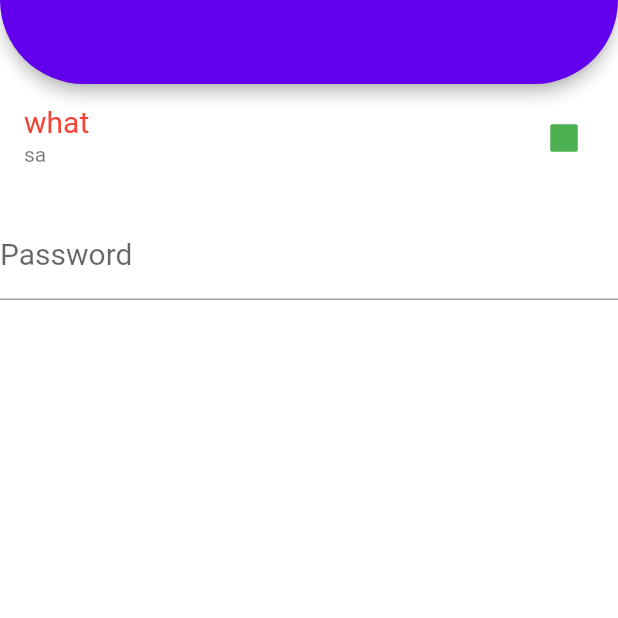
After one commit to hmtbasdas/flutter_learn_full, a Flutter app: the screen it shows after launch, on a phone screen of 412 x 824 dp, the top half of it. The commit adds this screen. Run offline on Flutter 3.47's test engine with Material 2 defaults, Android fonts, the phone set to English and light mode, and no system bars; our stand-ins replace dio, flutter_spinkit; missing offline and left inert: dart:ffi.

Commit message:
packages, theme, native, enum, extension

```diff
--- /dev/null
+++ b/lib/202/password_text_field.dart
@@ -0,0 +1,58 @@
+import 'package:flutter/material.dart';
+
+class PasswordTextField extends StatefulWidget {
+  const PasswordTextField({Key? key,required this.controller}) : super(key: key);
+
+  final TextEditingController controller;
+
+  @override
+  State<PasswordTextField> createState() => _PasswordTextFieldState();
+}
+
+class _PasswordTextFieldState extends State<PasswordTextField> {
+
+  bool _isVisible = false;
+
+  @override
+  Widget build(BuildContext context) {
+    return TextField(
+      controller: widget.controller,
+      decoration: InputDecoration(
+        border: UnderlineInputBorder(),
+        hintText: "Password",
+        suffix: _onVisibilityIcon(),
+      ),
+      autofillHints: [AutofillHints.password],
+      keyboardType: TextInputType.visiblePassword,
+      obscureText: _isVisible,
+      //obscuringCharacter: "#",
+    );
+  }
+
+  IconButton _onVisibilityIcon() {
+    return IconButton(
+        onPressed: (){
+          _changeVisibility();
+        },
+        icon: AnimatedCrossFade(
+          firstChild: Icon(
+            Icons.visibility_outlined,
+          ),
+          secondChild: Icon(
+            Icons.visibility_off_outlined
+          ),
+          crossFadeState: _isVisible ? CrossFadeState.showFirst : CrossFadeState.showSecond,
+          duration: Duration(milliseconds: 500),
+        ),
+        /*Icon(
+          _isVisible ? Icons.visibility : Icons.visibility_off,
+        ),*/
+      );
+  }
+
+  void _changeVisibility() {
+    return setState(() {
+          _isVisible = !_isVisible;
+        });
+  }
+}
--- /dev/null
+++ b/lib/202/theme/dark_theme.dart
@@ -0,0 +1,17 @@
+import 'package:flutter/material.dart';
+import 'package:flutter/services.dart';
+
+class DarkTheme {
+
+  ThemeData themeData = ThemeData.dark().copyWith(
+    tabBarTheme: TabBarTheme(
+      //vs
+    ),
+    appBarTheme: AppBarTheme(
+      centerTitle: true,
+      backgroundColor: Colors.red,
+      elevation: 0,
+      systemOverlayStyle: SystemUiOverlayStyle.light,
+    ),
+  );
+}
--- /dev/null
+++ b/lib/202/theme/light_theme.dart
@@ -0,0 +1,51 @@
+import 'package:flutter/material.dart';
+
+class LightTheme {
+
+  final _lightColor = _LightColor();
+
+  //debug modda final kaldırırsın
+  late /*final*/ ThemeData themeData;
+
+  LightTheme() {
+    themeData = ThemeData(
+      floatingActionButtonTheme: FloatingActionButtonThemeData(
+        backgroundColor: _lightColor._redColor,
+      ),
+      textTheme: ThemeData.light().textTheme.copyWith(
+          subtitle1: TextStyle(
+            fontSize: 20,
+            color: _lightColor._redColor,
+          ),
+      ),
+      colorScheme: ColorScheme.light(
+
+      ),
+      buttonTheme: ButtonThemeData(
+        colorScheme: ColorScheme.light(
+          onPrimary: Colors.purple,
+        ),
+      ),
+      checkboxTheme: CheckboxThemeData(
+        side: BorderSide(
+          color: Colors.green,
+        ),
+        fillColor: MaterialStateProperty.all(Colors.green),
+      ),
+      scaffoldBackgroundColor: Colors.white70,
+      appBarTheme: AppBarTheme(
+        shape: RoundedRectangleBorder(
+          borderRadius: BorderRadius.only(
+            bottomLeft: Radius.circular(60),
+            bottomRight: Radius.circular(60),
+          ),
+        )
+      )
+    );
+  }
+}
+
+class _LightColor {
+
+  final Color _redColor = Colors.red;
+}
--- /dev/null
+++ b/lib/202/theme_learn.dart
@@ -0,0 +1,41 @@
+import 'package:flutter/material.dart';
+import 'package:flutterlearn/202/password_text_field.dart';
+
+class ThemeLearnView extends StatefulWidget {
+  const ThemeLearnView({Key? key}) : super(key: key);
+
+  @override
+  State<ThemeLearnView> createState() => _ThemeLearnViewState();
+}
+
+class _ThemeLearnViewState extends State<ThemeLearnView> {
+
+  bool _value = false;
+  final TextEditingController controller = TextEditingController();
+
+  @override
+  Widget build(BuildContext context) {
+    return Scaffold(
+      appBar: AppBar(),
+      body: Column(
+        children: [
+          CheckboxListTile(
+            value: _value,
+            onChanged: (value){
+              setState(() {
+                _value = !_value;
+              });
+            },
+            title: Text(
+              "what",
+            ),
+            subtitle: Text(
+              "sa"
+            ),
+          ),
+          PasswordTextField(controller: controller,),
+        ],
+      ),
+    );
+  }
+}
--- a/lib/main.dart
+++ b/lib/main.dart
@@ -13,10 +13,15 @@ import 'package:flutterlearn/101/scaffold_learn_view.dart';
 import 'package:flutterlearn/101/stateful_learn.dart';
 import 'package:flutterlearn/101/stateless_learn.dart';
 import 'package:flutterlearn/101/text_learn_view.dart';
+import 'package:flutterlearn/202/package_learn.dart';
 import 'package:flutterlearn/202/service/comments_learn_view.dart';
 import 'package:flutterlearn/202/service/service_learn_view.dart';
 import 'package:flutterlearn/202/service/service_post_learn.dart';
 import 'package:flutterlearn/202/tab_learn.dart';
+import 'package:flutterlearn/202/theme/dark_theme.dart';
+import 'package:flutterlearn/202/theme/light_theme.dart';
+import 'package:flutterlearn/202/theme_learn.dart';
+import 'package:flutterlearn/202/widget_size_enum.dart';
 
 void main() {
   runApp(const MyApp());
@@ -30,7 +35,8 @@ class MyApp extends StatelessWidget {
   Widget build(BuildContext context) {
     return MaterialApp(
       title: 'Sa',
-      theme: ThemeData.dark().copyWith(
+      theme: LightTheme().themeData /*or -- DarkTheme().themeData*/,
+      /*ThemeData.dark().copyWith(
         tabBarTheme: TabBarTheme(
           //vs
         ),
@@ -40,8 +46,8 @@ class MyApp extends StatelessWidget {
           elevation: 0,
           systemOverlayStyle: SystemUiOverlayStyle.light,
         ),
-      ),
-      home: ServiceLearnView(),
+      ),*/
+      home: ThemeLearnView(),
       debugShowCheckedModeBanner: false,
     );
   }
--- a/pubspec.yaml
+++ b/pubspec.yaml
@@ -35,6 +35,12 @@ dependencies:
   # Use with the CupertinoIcons class for iOS style icons.
   cupertino_icons: ^1.0.2
   dio: ^4.0.6
+
+  # Animation
+  flutter_spinkit: ^5.1.0
+
+  # Google
+  url_launcher: ^6.1.0
 
 dev_dependencies:
   flutter_test:
```
Also changed, not shown: lib/202/package/launch_manager.dart (added, +10 -0 lines), lib/202/package/loading_bar.dart (added, +15 -0 lines), lib/202/package_learn.dart (added, +44 -0 lines), lib/202/widget_size_enum.dart (added, +41 -0 lines), pubspec.lock, 2 other files.
